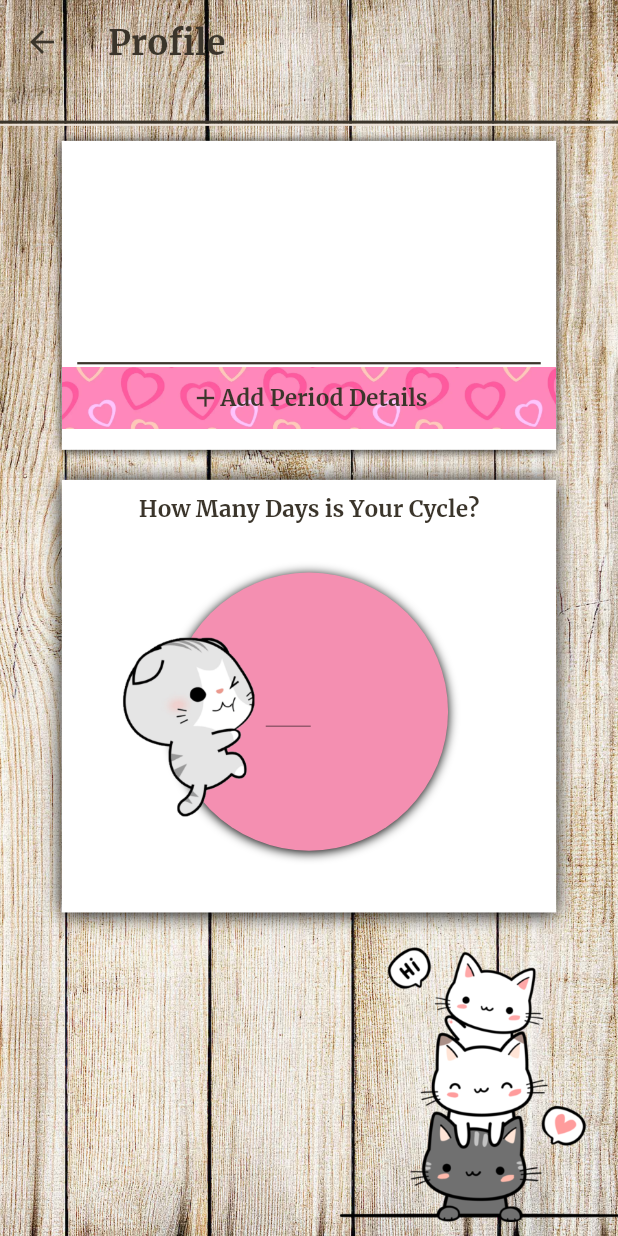
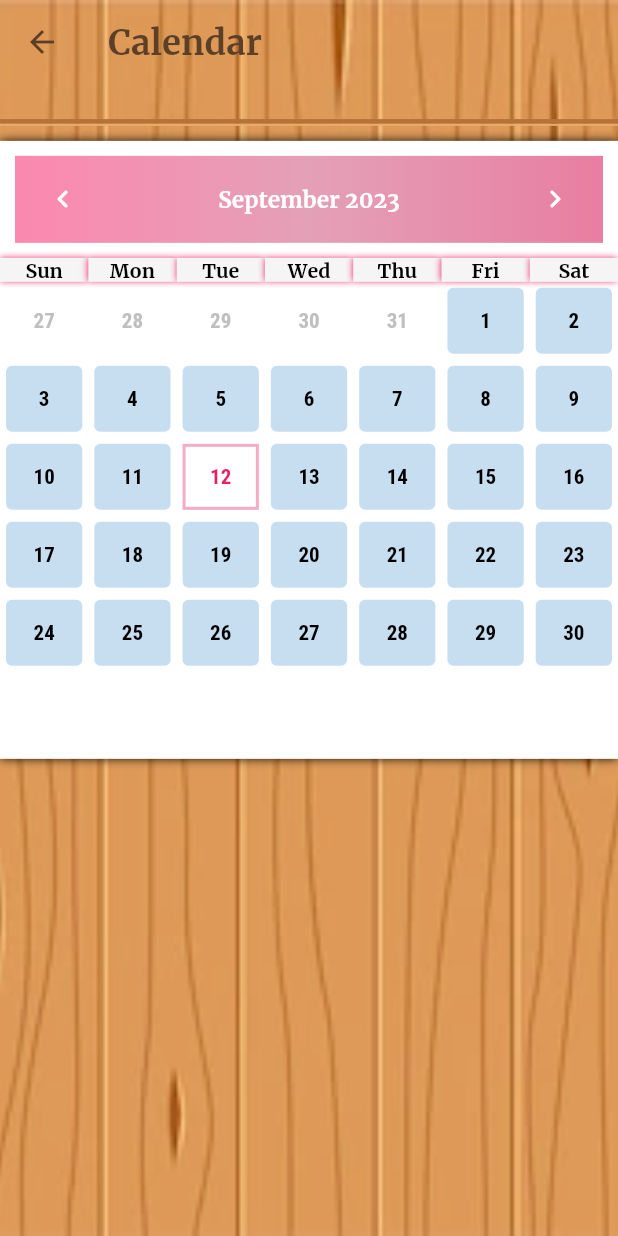
Before and after one commit to HalaJah/FlutterLearningJourney, a Flutter app: the screen it shows after launch, on a phone screen of 412 x 824 dp. Run offline on Flutter 3.47's test engine with Material 2 defaults, Android fonts, the phone set to English and light mode, and no system bars; drawn by our look-alikes of table_calendar; our stand-ins replace flutter_spinkit, font_awesome_flutter.

Commit message:
Calendar design completed

```diff
--- a/period_tracker_app/lib/main.dart
+++ b/period_tracker_app/lib/main.dart
@@ -3,13 +3,15 @@ import 'package:period_tracker_app/pages/journal.dart';
 import 'package:period_tracker_app/pages/loading.dart';
 import 'package:period_tracker_app/pages/home.dart';
 import 'package:period_tracker_app/pages/profile.dart';
+import 'package:period_tracker_app/pages/calendar.dart';
 
 void main() => runApp(MaterialApp(
-  initialRoute: '/profile',
+  initialRoute: '/calendar',
   routes: {
     '/' :(context) => Loading(),
     '/home':(context) => Home(),
     '/journal': (context) => Journal(),
-    '/profile': (context) => Profile()
+    '/profile': (context) => Profile(),
+    '/calendar': (context) => Calendar(),
   },
 ));
--- /dev/null
+++ b/period_tracker_app/lib/pages/calendar.dart
@@ -0,0 +1,192 @@
+import 'package:flutter/material.dart';
+import 'package:table_calendar/table_calendar.dart';
+import 'package:intl/intl.dart';
+
+class Calendar extends StatefulWidget {
+  @override
+  _CalendarState createState() => _CalendarState();
+}
+
+class _CalendarState extends State<Calendar> {
+  @override
+  Widget build(BuildContext context) {
+    // Get screen dimensions
+    double screenHeight = MediaQuery.of(context).size.height;
+    double screenWidth = MediaQuery.of(context).size.width;
+
+    return Stack(
+      children: [
+        // Background Container
+        Container(
+          decoration: const BoxDecoration(
+            image: DecorationImage(
+              image: AssetImage('assets/WoodThree.webp'),
+              fit: BoxFit.cover,
+            ),
+          ),
+        ),
+
+        // Main Scaffold
+        Scaffold(
+          backgroundColor: Colors.transparent,
+
+          // AppBar
+          appBar: PreferredSize(
+            preferredSize: Size.fromHeight(screenHeight * 0.1),
+            child: Container(
+              height: screenWidth * 0.23,
+              decoration: const BoxDecoration(
+                border: Border(
+                  bottom: BorderSide(
+                    width: 3.0,
+                    color: Color.fromARGB(255, 182, 114, 55),
+                  ),
+                ),
+              ),
+              child: AppBar(
+                iconTheme: const IconThemeData(
+                  color: Color.fromARGB(255, 91, 62, 36),
+                ),
+                backgroundColor: Colors.transparent,
+                shadowColor: Colors.transparent,
+                title: const Text(
+                  'Calendar',
+                  style: TextStyle(
+                    fontFamily: 'Merriweather',
+                    fontSize: 23,
+                    color: Color.fromARGB(255, 91, 63, 38),
+                  ),
+                ),
+              ),
+            ),
+          ),
+
+          // Body of Scaffold
+          body: Column(
+            children: [
+              // Shadow-like line
+              Padding(
+                padding: const EdgeInsets.fromLTRB(0, 0, 0, 10),
+                child: Container(
+                  height: 1.5,
+                  color: const Color.fromARGB(255, 234, 172, 107),
+                ),
+              ),
+
+              // Calendar Container
+              Container(
+                width: screenWidth,
+                height: screenWidth,
+                decoration: const BoxDecoration(
+                  color: Colors.white,
+                  boxShadow: [
+                    BoxShadow(
+                      color: Colors.black,
+                      blurRadius: 5,
+                    ),
+                  ],
+                ),
+                child: TableCalendar(
+                  headerStyle: const HeaderStyle(
+                    titleCentered: true,
+                    formatButtonVisible: false,
+                    headerPadding: EdgeInsets.fromLTRB(0, 5, 0, 5),
+                    headerMargin: EdgeInsets.all(10),
+                    titleTextStyle: TextStyle(
+                      fontFamily: 'Merriweather',
+                      fontSize: 15,
+                      color: Color.fromARGB(255, 254, 254, 254),
+                    ),
+                    leftChevronIcon: Icon(
+                      Icons.chevron_left_rounded,
+                      color: Colors.white,
+                    ),
+                    rightChevronIcon: Icon(
+                      Icons.chevron_right_rounded,
+                      color: Colors.white,
+                    ),
+                    decoration: BoxDecoration(
+                      gradient: LinearGradient(
+                        colors: <Color>[
+                          Color.fromARGB(255, 252, 136, 175),
+                          Color.fromRGBO(228, 160, 183, 1),
+                          Color.fromARGB(255, 232, 126, 161),
+                        ],
+                      ),
+                    ),
+                  ),
+
+                  // Calendar settings
+                  focusedDay: DateTime.now(),
+                  firstDay: DateTime.utc(2023, 9, 1),
+                  lastDay: DateTime.utc(2023, 9, 30),
+
+                  // Calendar builders
+                  calendarBuilders: CalendarBuilders(
+
+                    // Today cell builder
+                    todayBuilder: (context, date, focusedDay) => Container(
+                      margin: const EdgeInsets.all(4.0),
+                      alignment: Alignment.center,
+                      decoration: BoxDecoration(
+                        border: Border.all(
+                          color: const Color.fromRGBO(243, 172, 195, 1),
+                          width: 2,
+                        ),
+                      ),
+                      child: Text(
+                        date.day.toString(),
+                        style: const TextStyle(
+                          color: Colors.pink,
+                          fontSize: 14,
+                        ),
+                      ),
+                    ),
+
+                    // Default cell builder
+                    defaultBuilder: (context, date, events) => Container(
+                      margin: const EdgeInsets.all(4.0),
+                      alignment: Alignment.center,
+                      decoration: BoxDecoration(
+                        color: const Color.fromARGB(255, 199, 222, 241),
+                        borderRadius: BorderRadius.circular(4.0),
+                      ),
+                      child: Text(
+                        date.day.toString(),
+                        style: const TextStyle(
+                          color: Colors.black,
+                          fontSize: 14,
+                        ),
+                      ),
+                    ),
+
+                    // Day of Week builder
+                    dowBuilder: (context, day) => Container(
+                      alignment: Alignment.center,
+                      padding: const EdgeInsets.all(0.5),
+                      decoration: const BoxDecoration(
+                        color: Color.fromARGB(255, 245, 245, 245),
+                        boxShadow: [BoxShadow(
+                          blurRadius: 3,
+                          color: Colors.pink,
+                        )],
+                      ),
+                      child: Text(
+                        DateFormat.E().format(day),
+                        style: const TextStyle(
+                          color: Colors.black,
+                          fontFamily: 'Merriweather',
+                          fontSize: 13,
+                        ),
+                      ),
+                    ),
+                  ),
+                ),
+              ),
+            ],
+          ),
+        ),
+      ],
+    );
+  }
+}
--- a/period_tracker_app/pubspec.yaml
+++ b/period_tracker_app/pubspec.yaml
@@ -38,6 +38,8 @@ dependencies:
   # Use with the CupertinoIcons class for iOS style icons.
   cupertino_icons: ^1.0.2
   font_awesome_flutter: ^10.5.0
+  table_calendar: ^3.0.9
+  intl: ^0.18.1
 
 dev_dependencies:
   flutter_test:
```
Also changed, not shown: period_tracker_app/assets/CatBar.png (added), period_tracker_app/assets/WoodThree.webp (added), period_tracker_app/pubspec.lock.
